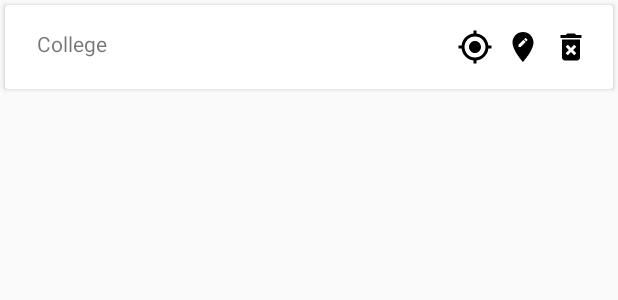
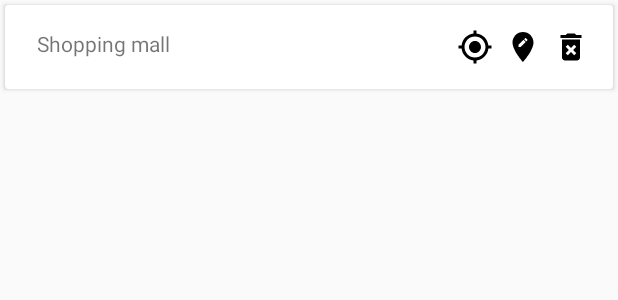
Before and after one commit to Anitastha/LocationAlertApplication, an Android app: the layout layout_lonlat.xml on its own in the app's theme, with its tools: preview values and no code run, on a phone screen of 412 x 824 dp. Shown: the top 300 px of the screen. Run offline under Robolectric (Android 15) with nearby library versions, the phone set to English and light mode, and no system bars.

Commit message:
layout file

```diff
--- a/app/src/main/res/layout/activity_splash.xml
+++ b/app/src/main/res/layout/activity_splash.xml
@@ -20,7 +20,7 @@
         android:layout_width="match_parent"
         android:layout_height="wrap_content"
         android:layout_marginTop="25dp"
-        android:text="Location Based Alarm"
+        android:text="Location Reminder"
         android:textAlignment="center"
         android:textColor="#F0EFE4"
         android:textSize="20sp"
--- a/app/src/main/res/layout/layout_dismiss.xml
+++ b/app/src/main/res/layout/layout_dismiss.xml
@@ -24,7 +24,7 @@
         android:layout_height="wrap_content"
         android:gravity="center"
         android:padding="16dp"
-        android:text="You have reached Softwarica."
+        android:text="You have reached CityCenter."
         android:textColor="#3F51B5"
         android:textSize="20dp" />
 
--- a/app/src/main/res/layout/layout_lonlat.xml
+++ b/app/src/main/res/layout/layout_lonlat.xml
@@ -18,7 +18,7 @@
             android:layout_width="wrap_content"
             android:layout_height="wrap_content"
             android:paddingLeft="5dp"
-            android:text="College" />
+            android:text="Shopping mall" />
 
         <LinearLayout
             android:layout_width="wrap_content"
```
Also changed, not shown: app/src/main/res/layout/nav_bar.xml (+4 -5 lines).
